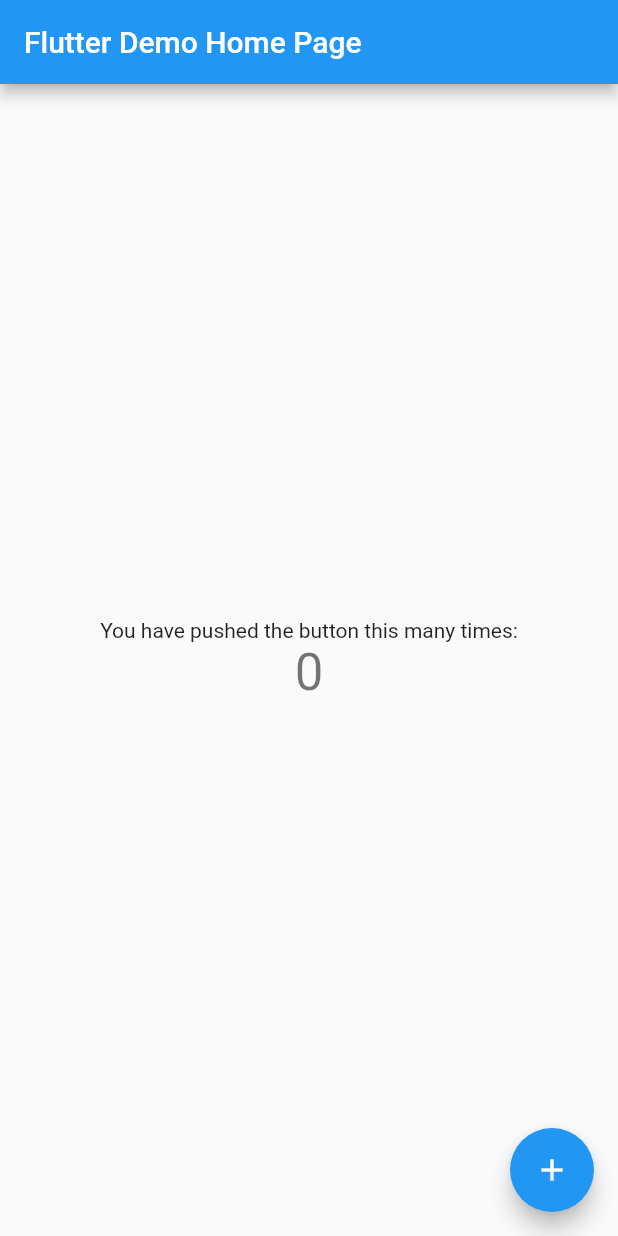
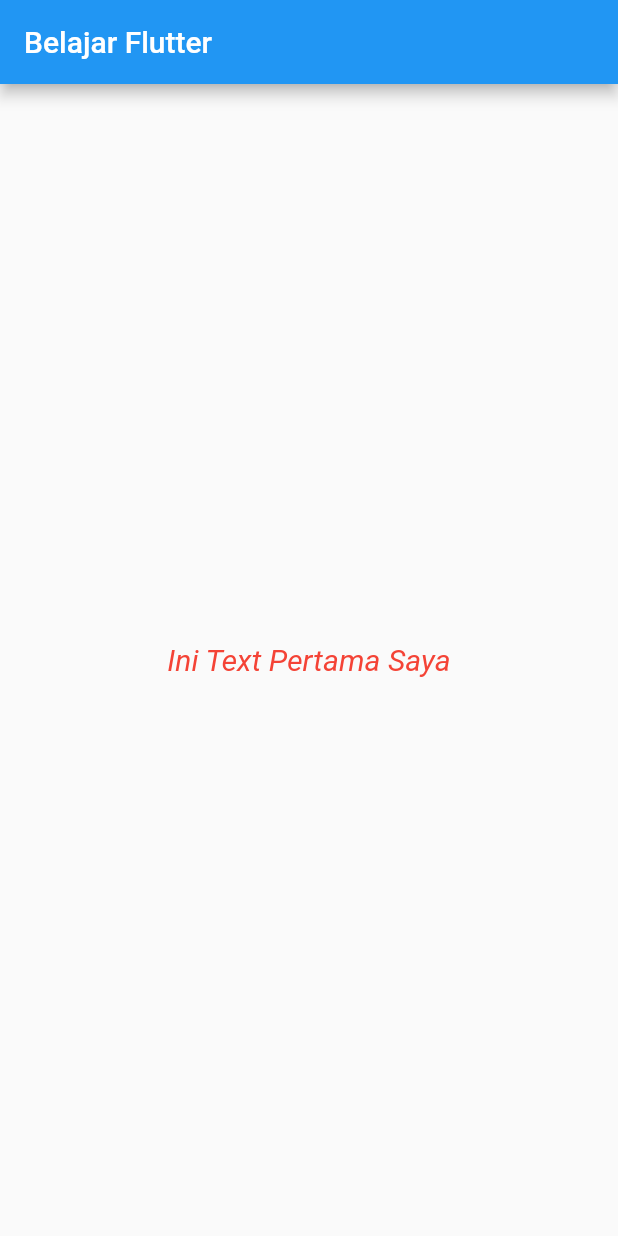
Before and after one commit to muhademan/materiflutter, a Flutter app: the screen it shows after launch, on a phone screen of 412 x 824 dp. Run offline on Flutter 3.47's test engine with Material 2 defaults, Android fonts, the phone set to English and light mode, and no system bars.

Commit message:
Pengenalan Text Widget

```diff
--- a/lib/main.dart
+++ b/lib/main.dart
@@ -5,113 +5,30 @@ void main() {
 }
 
 class MyApp extends StatelessWidget {
-  // This widget is the root of your application.
   @override
   Widget build(BuildContext context) {
     return MaterialApp(
-      title: 'Flutter Demo',
-      theme: ThemeData(
-        // This is the theme of your application.
-        //
-        // Try running your application with "flutter run". You'll see the
-        // application has a blue toolbar. Then, without quitting the app, try
-        // changing the primarySwatch below to Colors.green and then invoke
-        // "hot reload" (press "r" in the console where you ran "flutter run",
-        // or simply save your changes to "hot reload" in a Flutter IDE).
-        // Notice that the counter didn't reset back to zero; the application
-        // is not restarted.
-        primarySwatch: Colors.blue,
-        // This makes the visual density adapt to the platform that you run
-        // the app on. For desktop platforms, the controls will be smaller and
-        // closer together (more dense) than on mobile platforms.
-        visualDensity: VisualDensity.adaptivePlatformDensity,
-      ),
-      home: MyHomePage(title: 'Flutter Demo Home Page'),
+        home: MyHomePage(),
       );
   }
 }
 
-class MyHomePage extends StatefulWidget {
-  MyHomePage({Key key, this.title}) : super(key: key);
-
-  // This widget is the home page of your application. It is stateful, meaning
-  // that it has a State object (defined below) that contains fields that affect
-  // how it looks.
-
-  // This class is the configuration for the state. It holds the values (in this
-  // case the title) provided by the parent (in this case the App widget) and
-  // used by the build method of the State. Fields in a Widget subclass are
-  // always marked "final".
-
-  final String title;
-
-  @override
-  _MyHomePageState createState() => _MyHomePageState();
-}
-
-class _MyHomePageState extends State<MyHomePage> {
-  int _counter = 0;
-
-  void _incrementCounter() {
-    setState(() {
-      // This call to setState tells the Flutter framework that something has
-      // changed in this State, which causes it to rerun the build method below
-      // so that the display can reflect the updated values. If we changed
-      // _counter without calling setState(), then the build method would not be
-      // called again, and so nothing would appear to happen.
-      _counter++;
-    });
-  }
-
+class MyHomePage extends StatelessWidget {
   @override
   Widget build(BuildContext context) {
-    // This method is rerun every time setState is called, for instance as done
-    // by the _incrementCounter method above.
-    //
-    // The Flutter framework has been optimized to make rerunning build methods
-    // fast, so that you can just rebuild anything that needs updating rather
-    // than having to individually change instances of widgets.
     return Scaffold(
       appBar: AppBar(
-        // Here we take the value from the MyHomePage object that was created by
-        // the App.build method, and use it to set our appbar title.
-        title: Text(widget.title),
+        title: Text('Belajar Flutter'),
       ),
       body: Center(
-        // Center is a layout widget. It takes a single child and positions it
-        // in the middle of the parent.
-        child: Column(
-          // Column is also a layout widget. It takes a list of children and
-          // arranges them vertically. By default, it sizes itself to fit its
-          // children horizontally, and tries to be as tall as its parent.
-          //
-          // Invoke "debug painting" (press "p" in the console, choose the
-          // "Toggle Debug Paint" action from the Flutter Inspector in Android
-          // Studio, or the "Toggle Debug Paint" command in Visual Studio Code)
-          // to see the wireframe for each widget.
-          //
-          // Column has various properties to control how it sizes itself and
-          // how it positions its children. Here we use mainAxisAlignment to
-          // center the children vertically; the main axis here is the vertical
-          // axis because Columns are vertical (the cross axis would be
-          // horizontal).
-          mainAxisAlignment: MainAxisAlignment.center,
-          children: <Widget>[
-            Text(
-              'You have pushed the button this many times:',
+          child: Text('Ini Text Pertama Saya',
+            style: TextStyle(fontStyle: FontStyle.italic,
+                fontSize: 20,
+                color: Colors.red
             ),
-            Text(
-              '$_counter',
-              style: Theme.of(context).textTheme.headline4,
+
+          )
       ),
-          ],
-        ),
-      ),
-      floatingActionButton: FloatingActionButton(
-        onPressed: _incrementCounter,
-        tooltip: 'Increment',
-        child: Icon(Icons.add),
-      ), // This trailing comma makes auto-formatting nicer for build methods.
     );
   }
 }
```
Also changed, not shown: 1 other file. Lines whose indentation alone changed are shown as unchanged.
